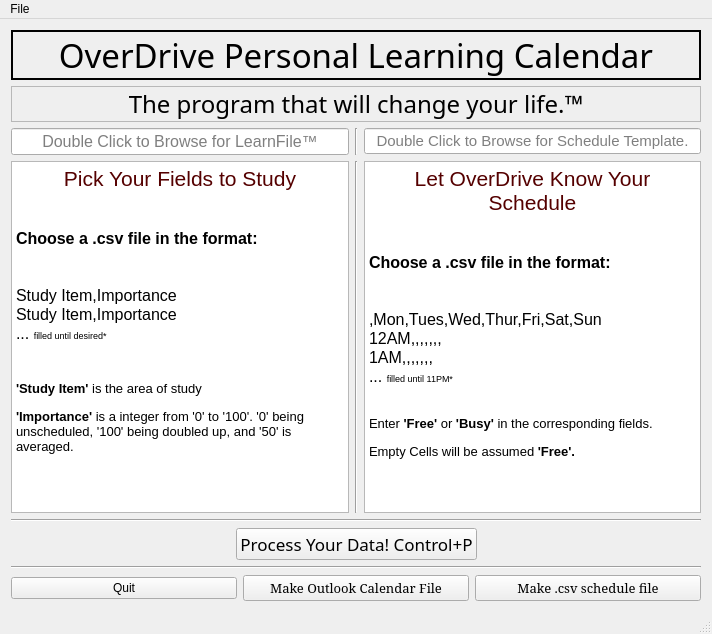
Old version of the form inputwindow.ui in the repository bytePro17124/OverDrive-Personal-Learning-Calendar.
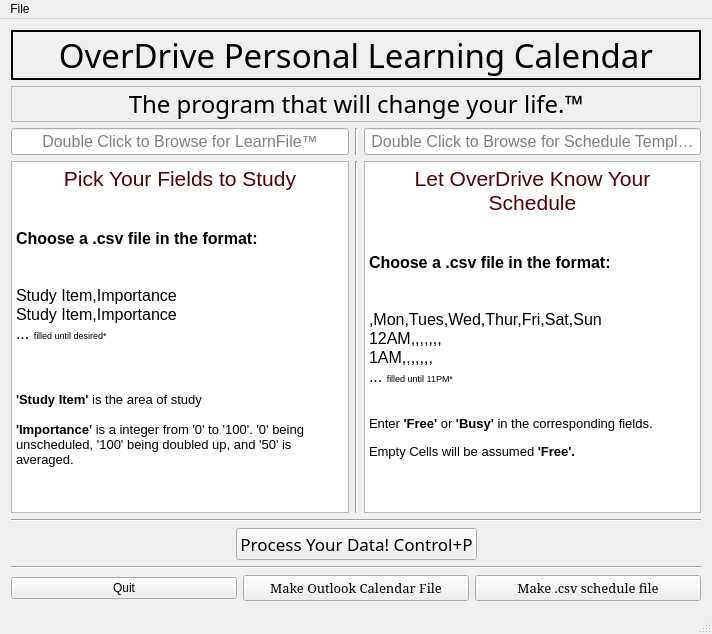
New version of the form.

What changed in the file:
```diff
--- a/inputwindow.ui
+++ b/inputwindow.ui
@@ -95,7 +95,7 @@
        <widget class="QLineEdit" name="lineEdit_csvPathForSchedule">
         <property name="font">
          <font>
-          <pointsize>11</pointsize>
+          <pointsize>12</pointsize>
          </font>
         </property>
         <property name="alignment">
@@ -127,9 +127,10 @@
 &lt;p style=&quot; margin-top:0px; margin-bottom:0px; margin-left:0px; margin-right:0px; -qt-block-indent:0; text-indent:0px;&quot;&gt;&lt;span style=&quot; font-size:12pt;&quot;&gt;Study Item,Importance&lt;/span&gt;&lt;/p&gt;
 &lt;p style=&quot; margin-top:0px; margin-bottom:0px; margin-left:0px; margin-right:0px; -qt-block-indent:0; text-indent:0px;&quot;&gt;&lt;span style=&quot; font-size:12pt;&quot;&gt;... &lt;/span&gt;&lt;span style=&quot; font-size:7pt;&quot;&gt;filled until desired*&lt;/span&gt;&lt;/p&gt;
 &lt;p style=&quot;-qt-paragraph-type:empty; margin-top:0px; margin-bottom:0px; margin-left:0px; margin-right:0px; -qt-block-indent:0; text-indent:0px; font-size:12pt;&quot;&gt;&lt;br /&gt;&lt;/p&gt;
-&lt;p style=&quot;-qt-paragraph-type:empty; margin-top:0px; margin-bottom:0px; margin-left:0px; margin-right:0px; -qt-block-indent:0; text-indent:0px; font-size:12pt;&quot;&gt;&lt;br /&gt;&lt;/p&gt;
+&lt;p style=&quot;-qt-paragraph-type:empty; margin-top:0px; margin-bottom:0px; margin-left:0px; margin-right:0px; -qt-block-indent:0; text-indent:0px; font-size:10pt;&quot;&gt;&lt;br /&gt;&lt;/p&gt;
+&lt;p style=&quot;-qt-paragraph-type:empty; margin-top:0px; margin-bottom:0px; margin-left:0px; margin-right:0px; -qt-block-indent:0; text-indent:0px; font-size:10pt;&quot;&gt;&lt;br /&gt;&lt;/p&gt;
 &lt;p style=&quot; margin-top:0px; margin-bottom:0px; margin-left:0px; margin-right:0px; -qt-block-indent:0; text-indent:0px;&quot;&gt;&lt;span style=&quot; font-size:10pt; font-weight:600;&quot;&gt;'Study Item' &lt;/span&gt;&lt;span style=&quot; font-size:10pt;&quot;&gt;is the area of study &lt;/span&gt;&lt;/p&gt;
-&lt;p style=&quot;-qt-paragraph-type:empty; margin-top:0px; margin-bottom:0px; margin-left:0px; margin-right:0px; -qt-block-indent:0; text-indent:0px;&quot;&gt;&lt;br /&gt;&lt;/p&gt;
+&lt;p style=&quot;-qt-paragraph-type:empty; margin-top:0px; margin-bottom:0px; margin-left:0px; margin-right:0px; -qt-block-indent:0; text-indent:0px; font-size:10pt;&quot;&gt;&lt;br /&gt;&lt;/p&gt;
 &lt;p style=&quot; margin-top:0px; margin-bottom:0px; margin-left:0px; margin-right:0px; -qt-block-indent:0; text-indent:0px;&quot;&gt;&lt;span style=&quot; font-size:10pt; font-weight:600;&quot;&gt;'Importance' &lt;/span&gt;&lt;span style=&quot; font-size:10pt;&quot;&gt;is a integer from '0' to '100'. '0' being unscheduled, '100' being doubled up, and '50' is averaged.&lt;/span&gt;&lt;/p&gt;&lt;/body&gt;&lt;/html&gt;</string>
         </property>
        </widget>
```
Left out of the diff: 1 changed line with no effect on the pictures.
